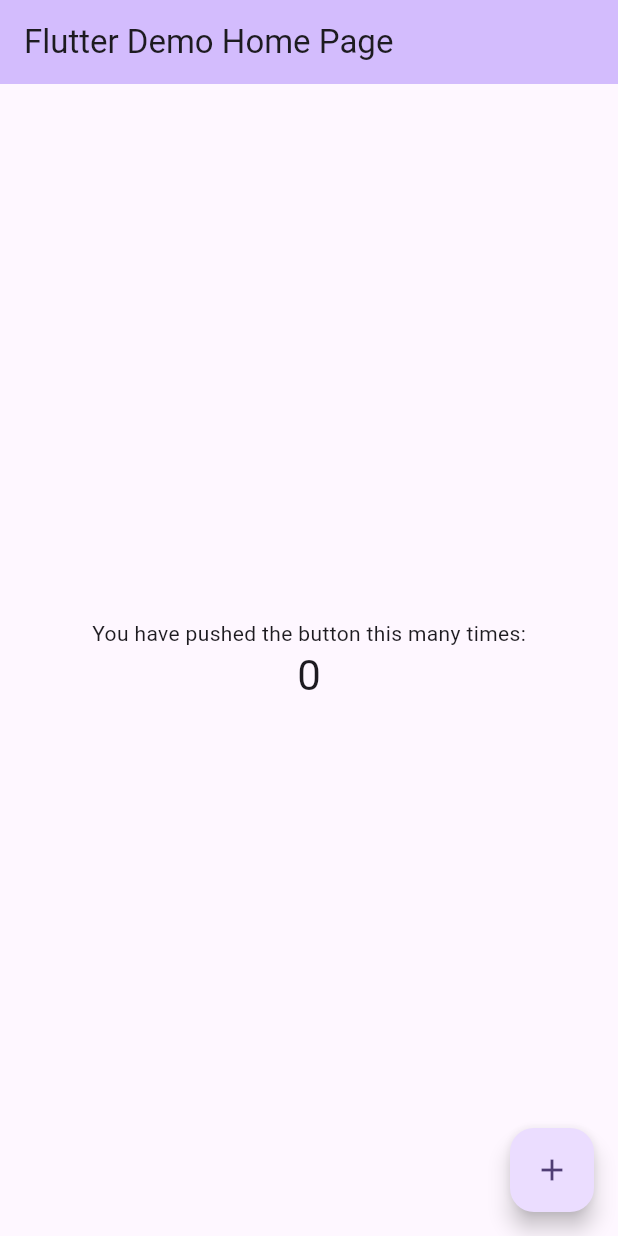
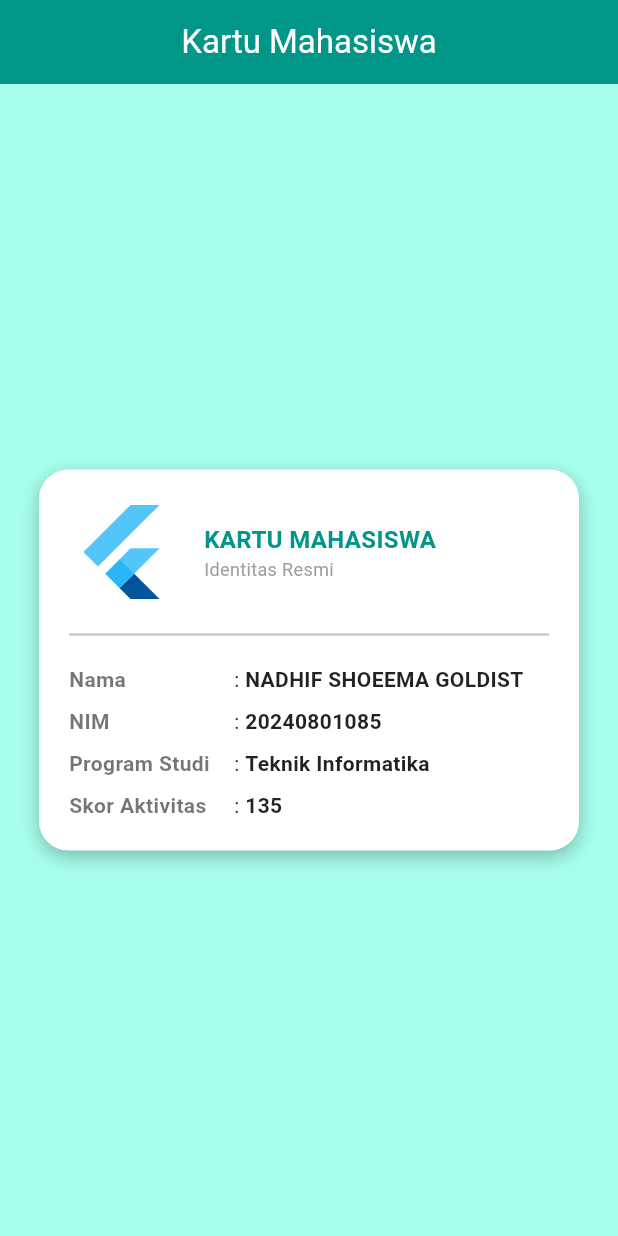
Before and after one commit to nadhifshoeemagoldist-wq/nadhif-shoeema-goldist_kelompok-4_kh002, a Flutter app: the screen it shows after launch, on a phone screen of 412 x 824 dp. Run offline on Flutter 3.47's test engine with Material 3 defaults, Android fonts, the phone set to English and light mode, and no system bars.

Commit message:
widget build kartu mahasiswa

```diff
--- a/lib/main.dart
+++ b/lib/main.dart
@@ -1,121 +1,44 @@
 import 'package:flutter/material.dart';
+import 'kartu_mahasiswa.dart';
 
-void main() {
-  runApp(const MyApp());
-}
+void main() => runApp(const MyApp());
 
 class MyApp extends StatelessWidget {
   const MyApp({super.key});
 
-  // This widget is the root of your application.
   @override
   Widget build(BuildContext context) {
+    // Digit Terakhir NIM = 5 (Ganjil) -> Colors.tealAccent[100]
     return MaterialApp(
-      title: 'Flutter Demo',
+      debugShowCheckedModeBanner: false,
+      title: 'Kartu Mahasiswa',
       theme: ThemeData(
-        // This is the theme of your application.
-        //
-        // TRY THIS: Try running your application with "flutter run". You'll see
-        // the application has a purple toolbar. Then, without quitting the app,
-        // try changing the seedColor in the colorScheme below to Colors.green
-        // and then invoke "hot reload" (save your changes or press the "hot
-        // reload" button in a Flutter-supported IDE, or press "r" if you used
-        // the command line to start the app).
-        //
-        // Notice that the counter didn't reset back to zero; the application
-        // state is not lost during the reload. To reset the state, use hot
-        // restart instead.
-        //
-        // This works for code too, not just values: Most code changes can be
-        // tested with just a hot reload.
-        colorScheme: .fromSeed(seedColor: Colors.deepPurple),
+        scaffoldBackgroundColor: Colors.tealAccent[100],
+        useMaterial3: true,
       ),
-      home: const MyHomePage(title: 'Flutter Demo Home Page'),
+      home: const HomePage(),
     );
   }
 }
 
-class MyHomePage extends StatefulWidget {
-  const MyHomePage({super.key, required this.title});
-
-  // This widget is the home page of your application. It is stateful, meaning
-  // that it has a State object (defined below) that contains fields that affect
-  // how it looks.
-
-  // This class is the configuration for the state. It holds the values (in this
-  // case the title) provided by the parent (in this case the App widget) and
-  // used by the build method of the State. Fields in a Widget subclass are
-  // always marked "final".
-
-  final String title;
-
-  @override
-  State<MyHomePage> createState() => _MyHomePageState();
-}
-
-class _MyHomePageState extends State<MyHomePage> {
-  int _counter = 0;
-
-  void _incrementCounter() {
-    setState(() {
-      // This call to setState tells the Flutter framework that something has
-      // changed in this State, which causes it to rerun the build method below
-      // so that the display can reflect the updated values. If we changed
-      // _counter without calling setState(), then the build method would not be
-      // called again, and so nothing would appear to happen.
-      _counter++;
-    });
-  }
+class HomePage extends StatelessWidget {
+  const HomePage({super.key});
 
   @override
   Widget build(BuildContext context) {
-    // This method is rerun every time setState is called, for instance as done
-    // by the _incrementCounter method above.
-    //
-    // The Flutter framework has been optimized to make rerunning build methods
-    // fast, so that you can just rebuild anything that needs updating rather
-    // than having to individually change instances of widgets.
     return Scaffold(
       appBar: AppBar(
-        // TRY THIS: Try changing the color here to a specific color (to
-        // Colors.amber, perhaps?) and trigger a hot reload to see the AppBar
-        // change color while the other colors stay the same.
-        backgroundColor: Theme.of(context).colorScheme.inversePrimary,
-        // Here we take the value from the MyHomePage object that was created by
-        // the App.build method, and use it to set our appbar title.
-        title: Text(widget.title),
+        title: const Text('Kartu Mahasiswa'),
+        backgroundColor: Colors.teal,
+        foregroundColor: Colors.white,
+        centerTitle: true,
       ),
-      body: Center(
-        // Center is a layout widget. It takes a single child and positions it
-        // in the middle of the parent.
-        child: Column(
-          // Column is also a layout widget. It takes a list of children and
-          // arranges them vertically. By default, it sizes itself to fit its
-          // children horizontally, and tries to be as tall as its parent.
-          //
-          // Column has various properties to control how it sizes itself and
-          // how it positions its children. Here we use mainAxisAlignment to
-          // center the children vertically; the main axis here is the vertical
-          // axis because Columns are vertical (the cross axis would be
-          // horizontal).
-          //
-          // TRY THIS: Invoke "debug painting" (choose the "Toggle Debug Paint"
-          // action in the IDE, or press "p" in the console), to see the
-          // wireframe for each widget.
-          mainAxisAlignment: .center,
-          children: [
-            const Text('You have pushed the button this many times:'),
-            Text(
-              '$_counter',
-              style: Theme.of(context).textTheme.headlineMedium,
-            ),
-          ],
+      body: const Center(
+        child: KartuMahasiswa(
+          nama: 'NADHIF SHOEEMA GOLDIST',
+          nim: '20240801085',
+          programStudi: 'Teknik Informatika',
         ),
-      ),
-      floatingActionButton: FloatingActionButton(
-        onPressed: _incrementCounter,
-        tooltip: 'Increment',
-        child: const Icon(Icons.add),
       ),
     );
   }
```
